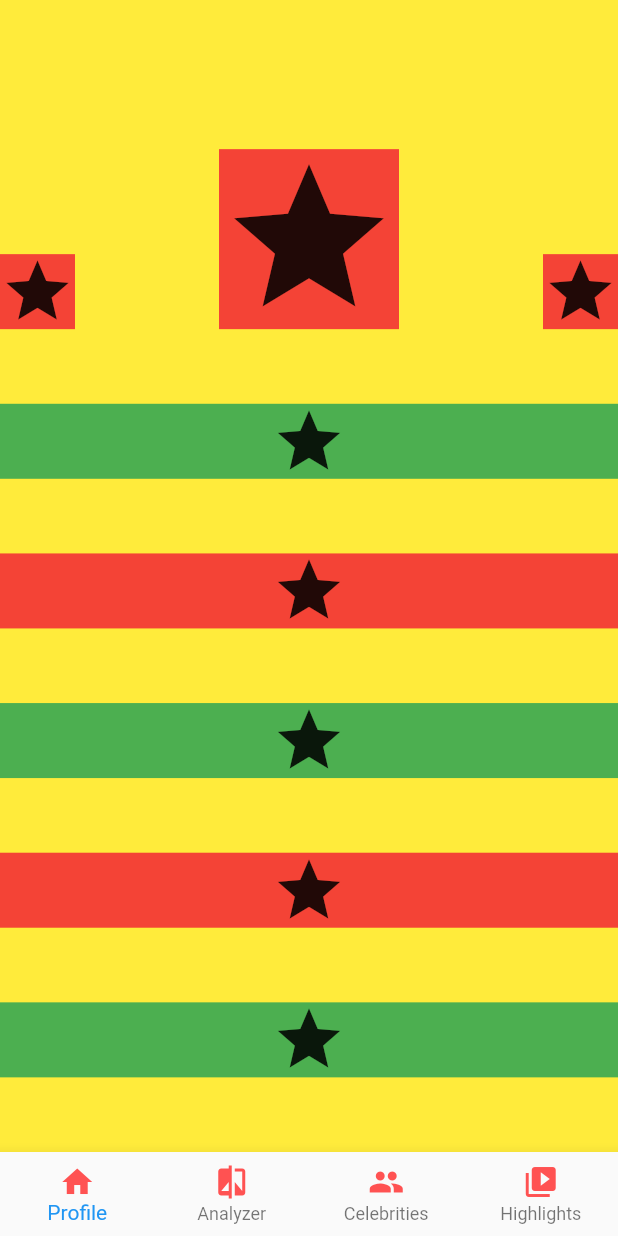
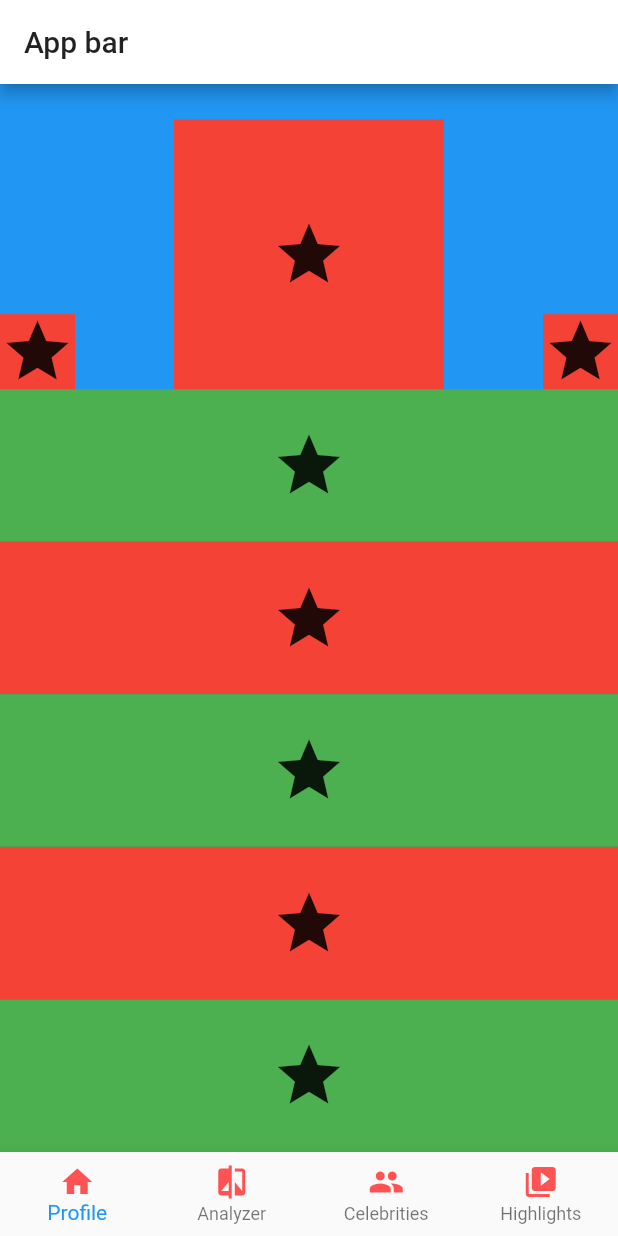
Before and after one commit to ACLeiChen/dotabuilds_futter, a Flutter app: the screen it shows after launch, on a phone screen of 412 x 824 dp. Run offline on Flutter 3.47's test engine with Material 2 defaults, Android fonts, the phone set to English and light mode, and no system bars.

Commit message:
UI improvement

```diff
--- a/lib/main.dart
+++ b/lib/main.dart
@@ -11,7 +11,7 @@ class MyApp extends StatelessWidget {
     return new MaterialApp(
       title: 'Dota Builds',
       theme: new ThemeData(
-        primarySwatch: Colors.blue,
+        primaryColor: Colors.white,
       ),
       home: new MyHomePage(title: 'Flutter Demo Home Pag\e'),
     );
@@ -41,12 +41,15 @@ class _MyHomePageState extends State<MyHomePage> {
   Widget _highlightsTab;
 
   _MyHomePageState() {
+    //to do: move tab creation to a separate file
     _profileTab = Container(
       color: Colors.yellow,
       child: Column(
         children: <Widget>[
           Expanded(
             flex: 2,
+            child: Container(
+              color: Colors.blue,
               child: Row(
                 mainAxisAlignment: MainAxisAlignment.spaceBetween,
                 crossAxisAlignment: CrossAxisAlignment.end,
@@ -59,10 +62,12 @@ class _MyHomePageState extends State<MyHomePage> {
                         size: 50.0,
                       )),
                   Container(
+                      width: 180.0,
+                      height: 180.0,
                       color: Colors.red,
                       child: Icon(
                         Icons.star,
-                      size: 120.0,
+                        size: 50.0,
                       )),
                   Container(
                       color: Colors.red,
@@ -73,44 +78,63 @@ class _MyHomePageState extends State<MyHomePage> {
                 ],
               ),
             ),
+          ),
           Expanded(
             flex: 5,
+            child: Container(
+              color: Colors.teal,
               child: Column(
-              mainAxisAlignment: MainAxisAlignment.spaceEvenly,
+                mainAxisAlignment: MainAxisAlignment.start,
                 crossAxisAlignment: CrossAxisAlignment.stretch,
                 mainAxisSize: MainAxisSize.max,
                 children: <Widget>[
-                Container(
+                  Expanded(
+                    flex: 1,
+                    child: Container(
                         color: Colors.green,
                         child: Icon(
                           Icons.star,
                           size: 50.0,
                         )),
-                Container(
+                  ),
+                  Expanded(
+                    flex: 1,
+                    child: Container(
                         color: Colors.red,
                         child: Icon(
                           Icons.star,
                           size: 50.0,
                         )),
-                Container(
+                  ),
+                  Expanded(
+                    flex: 1,
+                    child: Container(
                         color: Colors.green,
                         child: Icon(
                           Icons.star,
                           size: 50.0,
                         )),
-                Container(
+                  ),
+                  Expanded(
+                    flex: 1,
+                    child: Container(
                         color: Colors.red,
                         child: Icon(
                           Icons.star,
                           size: 50.0,
                         )),
-                Container(
+                  ),
+                  Expanded(
+                    flex: 1,
+                    child: Container(
                         color: Colors.green,
                         child: Icon(
                           Icons.star,
                           size: 50.0,
                         )),
+                  ),
                 ],
+              ),
             ),
           )
         ],
@@ -135,6 +159,9 @@ class _MyHomePageState extends State<MyHomePage> {
   @override
   Widget build(BuildContext context) {
     return Scaffold(
+      appBar: AppBar(
+        title: Text("App bar"),
+      ),
       body: _bodySection[_bottomNavIndex],
       bottomNavigationBar: BottomNavigationBar(
         type: BottomNavigationBarType.fixed,
```
Also changed, not shown: lib/src/widgets/profileTab.dart (added). Lines whose indentation alone changed are shown as unchanged.
